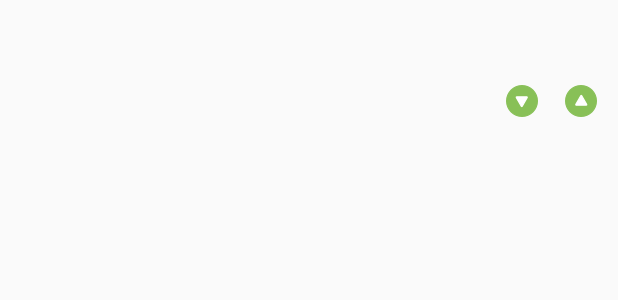
After one commit to tcf150/reddit, an Android app: the layout item_topic.xml on its own in the app's theme, with its tools: preview values and no code run, on a phone screen of 412 x 824 dp. The commit adds this screen. Shown: the top 300 px of the screen. Run offline under Robolectric (Android 15) with nearby library versions, the phone set to English and light mode, and no system bars.

Commit message:
add TopicAdapter; add res down_arrow and upArrow; add BaseApiClient; add Util with addThousandSeparator method; integrate service into Main screen; update Topic and Status Model;

```diff
--- a/Reddit/app/src/main/java/com/zachary/reddit/model/Status.java
+++ b/Reddit/app/src/main/java/com/zachary/reddit/model/Status.java
@@ -1,6 +1,7 @@
 package com.zachary.reddit.model;
 
 import com.zachary.reddit.base.BaseModel;
+import com.zachary.reddit.service.StatusCode;
 
 /**
  * Created by user on 10/5/2017.
@@ -25,4 +26,8 @@ public class Status extends BaseModel {
     public void setStatusDesc(String statusDesc) {
         this.statusDesc = statusDesc;
     }
+
+    public boolean isSuccess(){
+        return  (statusCode == StatusCode.SUCCESS);
+    }
 }
--- a/Reddit/app/src/main/java/com/zachary/reddit/model/Topic.java
+++ b/Reddit/app/src/main/java/com/zachary/reddit/model/Topic.java
@@ -43,4 +43,8 @@ public class Topic extends BaseModel {
     public void setCreateAt(String createAt) {
         this.createAt = createAt;
     }
+
+    public boolean equalId(int id){
+        return (this.id == id);
+    }
 }
--- /dev/null
+++ b/Reddit/app/src/main/res/layout/item_topic.xml
@@ -0,0 +1,49 @@
+<?xml version="1.0" encoding="utf-8"?>
+<LinearLayout xmlns:android="http://schemas.android.com/apk/res/android"
+    android:orientation="vertical"
+    android:padding="@dimen/fibonacci_5"
+    android:layout_width="match_parent"
+    android:layout_height="wrap_content">
+
+    <TextView
+        android:id="@+id/tvDate"
+        android:layout_width="wrap_content"
+        android:layout_height="wrap_content" />
+
+    <TextView
+        android:id="@+id/tvTitle"
+        android:layout_width="wrap_content"
+        android:layout_height="wrap_content" />
+
+    <LinearLayout
+        android:orientation="horizontal"
+        android:layout_marginTop="@dimen/fibonacci_2"
+        android:gravity="center"
+        android:layout_gravity="right"
+        android:layout_width="wrap_content"
+        android:layout_height="wrap_content">
+        <TextView
+            android:id="@+id/tvCount"
+            android:padding="@dimen/fibonacci_2"
+            android:layout_marginRight="@dimen/fibonacci_5"
+            android:layout_width="wrap_content"
+            android:layout_height="wrap_content" />
+
+        <ImageView
+            android:id="@+id/ivDown"
+            android:src="@drawable/down_arrow"
+            android:padding="@dimen/fibonacci_2"
+            android:layout_marginRight="@dimen/fibonacci_5"
+            android:foreground="?selectableItemBackground"
+            android:layout_width="wrap_content"
+            android:layout_height="wrap_content" />
+
+        <ImageView
+            android:id="@+id/ivUp"
+            android:padding="@dimen/fibonacci_2"
+            android:src="@drawable/up_arrow"
+            android:foreground="?selectableItemBackground"
+            android:layout_width="wrap_content"
+            android:layout_height="wrap_content" />
+    </LinearLayout>
+</LinearLayout>
--- a/Reddit/app/src/main/res/values/dimens.xml
+++ b/Reddit/app/src/main/res/values/dimens.xml
@@ -1,3 +1,9 @@
 <resources>
     <dimen name="fab_margin">16dp</dimen>
+
+    <dimen name="fibonacci_1">2dp</dimen>
+    <dimen name="fibonacci_2">4dp</dimen>
+    <dimen name="fibonacci_5">10dp</dimen>
+    <dimen name="fibonacci_8">16dp</dimen>
+    <dimen name="fibonacci_13">26dp</dimen>
 </resources>
```
Also changed, not shown: Reddit/app/src/main/java/com/zachary/reddit/base/BaseApiClient.java (added, +23 -0 lines), Reddit/app/src/main/java/com/zachary/reddit/common/Util.java (added, +12 -0 lines), Reddit/app/src/main/java/com/zachary/reddit/data/DataManager.java (added, +48 -0 lines), Reddit/app/src/main/java/com/zachary/reddit/service/RedditService.java (+8 -3 lines), Reddit/app/src/main/java/com/zachary/reddit/ui/Main/MainContract.java (+8 -2 lines), Reddit/app/src/main/java/com/zachary/reddit/ui/Main/MainFragment.java (+28 -1 lines), Reddit/app/src/main/java/com/zachary/reddit/ui/Main/MainPresenter.java (+112 -0 lines), Reddit/app/src/main/java/com/zachary/reddit/ui/Main/TopicAdapter.java (added, +96 -0 lines), Reddit/app/src/main/down_arrow-web.png (added), Reddit/app/src/main/res/drawable-hdpi/down_arrow.png (added), Reddit/app/src/main/res/drawable-hdpi/up_arrow.png (added).
